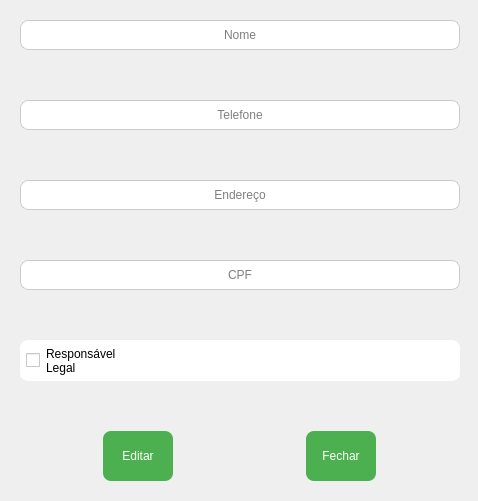
Qt form App/view/ui/parentInfo.ui (Senac-SOR-ADS/Gerenciamento-Escolar) before a commit.
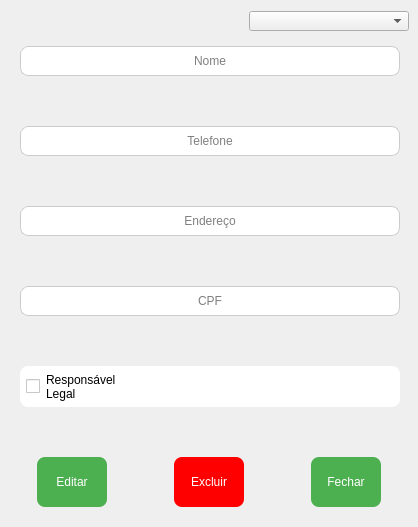
The same form after that commit. Icons and pictures are not drawn.

Commit message:
Feat - parentInfoUI
Ainda em desenvolvimento

The edit to the form file:
```diff
--- a/App/view/ui/parentInfo.ui
+++ b/App/view/ui/parentInfo.ui
@@ -6,8 +6,8 @@
    <rect>
     <x>0</x>
     <y>0</y>
-    <width>478</width>
-    <height>498</height>
+    <width>418</width>
+    <height>524</height>
    </rect>
   </property>
   <property name="windowTitle">
@@ -17,6 +17,9 @@
    <iconset>
     <normaloff>imagens/68045.png</normaloff>imagens/68045.png</iconset>
   </property>
+  <property name="layoutDirection">
+   <enum>Qt::LeftToRight</enum>
+  </property>
   <property name="styleSheet">
    <string notr="true">QLineEdit {
     border: 1px solid #ccc;
@@ -47,13 +50,45 @@
 QPushButton:pressed {
     background-color: #3d8b40;
 }
+
+#btnExcluir {
+background-color: #ff0000;
+}
 </string>
   </property>
   <layout class="QGridLayout" name="gridLayout">
    <property name="rightMargin">
     <number>9</number>
    </property>
-   <item row="0" column="0">
+   <item row="0" column="0" alignment="Qt::AlignRight">
+    <widget class="QComboBox" name="comboBox">
+     <property name="minimumSize">
+      <size>
+       <width>160</width>
+       <height>20</height>
+      </size>
+     </property>
+     <property name="maximumSize">
+      <size>
+       <width>200</width>
+       <height>50</height>
+      </size>
+     </property>
+     <property name="layoutDirection">
+      <enum>Qt::LeftToRight</enum>
+     </property>
+     <property name="autoFillBackground">
+      <bool>true</bool>
+     </property>
+     <property name="currentText">
+      <string/>
+     </property>
+     <property name="sizeAdjustPolicy">
+      <enum>QComboBox::AdjustToContentsOnFirstShow</enum>
+     </property>
+    </widget>
+   </item>
+   <item row="1" column="0">
     <layout class="QHBoxLayout" name="horizontalLayout">
      <item>
       <widget class="QWidget" name="widget" native="true">
@@ -143,7 +178,26 @@
            </widget>
           </item>
           <item>
-           <widget class="QPushButton" name="pushButton">
+           <widget class="QPushButton" name="btnExcluir">
+            <property name="minimumSize">
+             <size>
+              <width>70</width>
+              <height>50</height>
+             </size>
+            </property>
+            <property name="maximumSize">
+             <size>
+              <width>70</width>
+              <height>16777215</height>
+             </size>
+            </property>
+            <property name="text">
+             <string>Excluir</string>
+            </property>
+           </widget>
+          </item>
+          <item>
+           <widget class="QPushButton" name="btnFechar">
             <property name="minimumSize">
              <size>
               <width>70</width>
```
Left out of the diff: 10 changed lines with no effect on the pictures. The commit also changes 2 other files.
